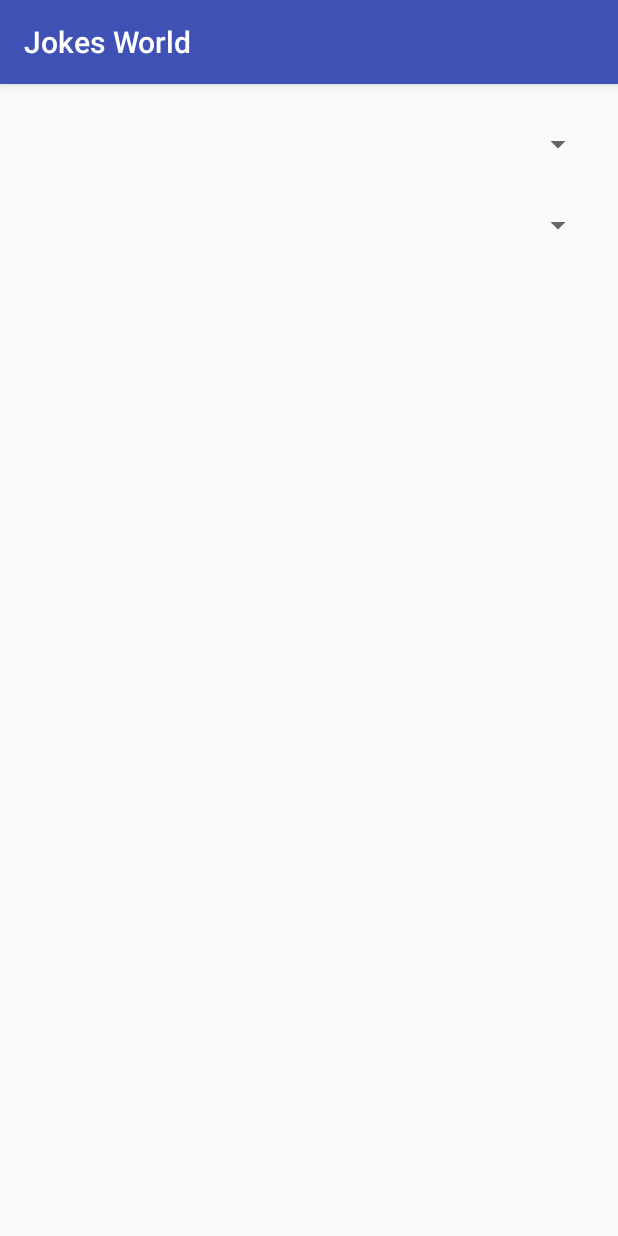
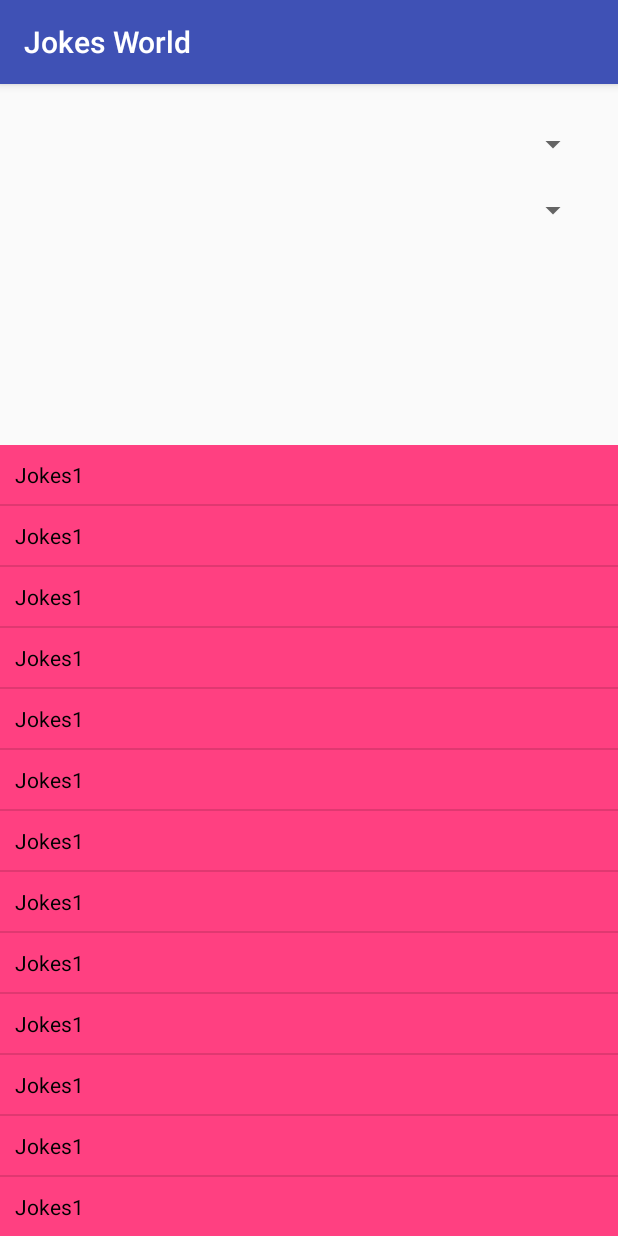
Before and after one commit to PankajAS/JokesWorld, an Android app: the screen it shows after launch (MainActivity), on a phone screen of 412 x 824 dp. Run offline under Robolectric (Android 15) with nearby library versions, the phone set to English and light mode, and no system bars.

Commit message:
Add ListView

```diff
--- a/app/src/main/AndroidManifest.xml
+++ b/app/src/main/AndroidManifest.xml
@@ -15,6 +15,7 @@
                 <category android:name="android.intent.category.LAUNCHER" />
             </intent-filter>
         </activity>
+        <activity android:name=".DetailsViewActivity"></activity>
     </application>
 
 </manifest>
--- a/app/src/main/java/com/plusonesoftwares/plusonesoftwares/jokesworld/DetailsViewActivity.java
+++ b/app/src/main/java/com/plusonesoftwares/plusonesoftwares/jokesworld/DetailsViewActivity.java
@@ -2,16 +2,16 @@ package com.plusonesoftwares.plusonesoftwares.jokesworld;
 
 import android.app.Activity;
 import android.content.Context;
+import android.content.Intent;
 import android.os.Bundle;
 import android.support.v7.app.ActionBar;
-import android.support.v7.app.AppCompatActivity;
 import android.view.Gravity;
 import android.view.LayoutInflater;
 import android.view.View;
 import android.view.ViewGroup;
 import android.widget.Button;
 import android.widget.PopupWindow;
-import android.widget.Spinner;
+import android.widget.TextView;
 
 /**
  * Created by ashoksharma on 27/02/17.
@@ -20,12 +20,16 @@ import android.widget.Spinner;
 public class DetailsViewActivity extends Activity {
     Button Close;
     Button Create;
+    TextView selectedData;
 
     @Override
     public void onCreate(Bundle savedInstanceState) {
         super.onCreate(savedInstanceState);
         setContentView(R.layout.details_view);
         Create = (Button) findViewById(R.id.btnShare);
+        selectedData = (TextView)findViewById(R.id.selected_Item);
+        Intent intent = getIntent();
+        selectedData.setText(intent.getStringExtra("Name"));
 
         Create.setOnClickListener(new View.OnClickListener() {
             @Override
--- a/app/src/main/java/com/plusonesoftwares/plusonesoftwares/jokesworld/MainActivity.java
+++ b/app/src/main/java/com/plusonesoftwares/plusonesoftwares/jokesworld/MainActivity.java
@@ -1,16 +1,22 @@
 package com.plusonesoftwares.plusonesoftwares.jokesworld;
 
+import android.content.Intent;
 import android.os.Bundle;
 import android.support.v7.app.AppCompatActivity;
+import android.view.View;
+import android.widget.AdapterView;
 import android.widget.ArrayAdapter;
+import android.widget.ListView;
 import android.widget.Spinner;
 
 import java.util.ArrayList;
+import java.util.List;
 
 public class MainActivity extends AppCompatActivity {
     Spinner lang, category;
-    ArrayList<String> string;
-    ArrayAdapter<String> adapter;
+    List<String> string;
+    ArrayAdapter<String> adapter,adapter1;
+    View v;
 
 
     @Override
@@ -19,13 +25,37 @@ public class MainActivity extends AppCompatActivity {
         setContentView(R.layout.activity_main);
         lang  = (Spinner)findViewById(R.id.lang);
         category = (Spinner)findViewById(R.id.category);
+        v = (View)findViewById(R.id.include_data);
+        ListView data = (ListView)v.findViewById(R.id.Stored_data);
+        string = new ArrayList<>();
+        string.add("Jokes1");
+        string.add("Jokes1");
+        string.add("Jokes1");
+        string.add("Jokes1");
+        string.add("Jokes1");
+        string.add("Jokes1");
+        string.add("Jokes1");
+        string.add("Jokes1");
+        string.add("Jokes1");
+        string.add("Jokes1");
+        string.add("Jokes1");
+        string.add("Jokes1");
+        string.add("Jokes1");
+        /*adapter = new ArrayAdapter<String>(getApplicationContext(), android.R.layout.simple_list_item_1, string);
+        adapter.setDropDownViewResource(android.R.layout.simple_spinner_dropdown_item);
+        lang.setAdapter(adapter);*/
+        adapter1 = new ArrayAdapter<String>(getApplicationContext(), R.layout.data_item, R.id.data_items,string);
+        data.setAdapter(adapter1);
+        data.setOnItemClickListener(new AdapterView.OnItemClickListener() {
+            @Override
+            public void onItemClick(AdapterView<?> adapterView, View view, int i, long l) {
+                Intent intent = new Intent(getApplicationContext(),DetailsViewActivity.class);
+                intent.putExtra("Name",string.get(i));
+                startActivity(intent);
 
-//        string = new ArrayList<>();
-//        string.add("English");
-//        string.add("Hindi");
-//        adapter = new ArrayAdapter<String>(getApplicationContext(), android.R.layout.simple_list_item_1, string);
-//        adapter.setDropDownViewResource(android.R.layout.simple_spinner_dropdown_item);
-//        lang.setAdapter(adapter);
+            }
+        });
+
 
     }
 }
--- a/app/src/main/res/layout/activity_main.xml
+++ b/app/src/main/res/layout/activity_main.xml
@@ -4,9 +4,6 @@
     android:id="@+id/activity_main"
     android:layout_width="match_parent"
     android:layout_height="match_parent"
-    android:paddingBottom="@dimen/activity_vertical_margin"
-    android:paddingLeft="@dimen/activity_horizontal_margin"
-    android:paddingRight="@dimen/activity_horizontal_margin"
     android:paddingTop="@dimen/activity_vertical_margin"
     tools:context="com.plusonesoftwares.plusonesoftwares.jokesworld.MainActivity">
 
@@ -18,16 +15,36 @@
         android:layout_marginTop="12dp"
         android:id="@+id/lang"
         android:entries="@array/Fun_Language"
-        android:padding="5dp" />
+        android:layout_marginLeft="19dp"
+        android:layout_marginRight="19dp" />
 
     <Spinner
         android:layout_width="match_parent"
         android:layout_height="wrap_content"
         android:layout_below="@+id/lang"
         android:layout_centerHorizontal="true"
-        android:layout_marginTop="30dp"
+        android:layout_marginTop="20dp"
         android:id="@+id/category"
         android:entries="@array/Fun_Category"
-        android:padding="5dp" />
+        android:layout_marginLeft="19dp"
+        android:layout_marginRight="19dp" />
 
+
+    <RelativeLayout
+        android:layout_width="wrap_content"
+        android:layout_height="wrap_content"
+        android:background="@color/colorAccent"
+        android:layout_centerHorizontal="true"
+        android:layout_marginTop="100dp"
+        android:layout_alignParentTop="false"
+        android:id="@+id/relative2"
+        android:layout_alignParentStart="false"
+        android:layout_alignParentBottom="true">
+
+        <include
+            android:layout_width="match_parent"
+            android:layout_height="wrap_content"
+            layout="@layout/selected_cat_list"
+            android:id="@+id/include_data" />
+    </RelativeLayout>
 </RelativeLayout>
--- /dev/null
+++ b/app/src/main/res/layout/data_item.xml
@@ -0,0 +1,13 @@
+<?xml version="1.0" encoding="utf-8"?>
+<LinearLayout xmlns:android="http://schemas.android.com/apk/res/android"
+    android:orientation="vertical" android:layout_width="match_parent"
+    android:layout_height="match_parent"
+    android:padding="10dp">
+
+    <TextView
+        android:text="TextView"
+        android:layout_width="match_parent"
+        android:layout_height="wrap_content"
+        android:id="@+id/data_items"
+        android:textColor="@android:color/background_dark" />
+</LinearLayout>
--- a/app/src/main/res/layout/details_view.xml
+++ b/app/src/main/res/layout/details_view.xml
@@ -10,4 +10,17 @@
         android:id="@+id/btnShare"
         android:layout_alignParentBottom="true"
         android:layout_margin="15dp" />
+
+    <TextView
+        android:text="TextView"
+        android:layout_width="wrap_content"
+        android:layout_height="wrap_content"
+        android:layout_alignParentTop="true"
+        android:layout_alignLeft="@+id/btnShare"
+        android:layout_alignStart="@+id/btnShare"
+        android:layout_marginLeft="129dp"
+        android:layout_marginStart="129dp"
+        android:layout_marginTop="89dp"
+        android:id="@+id/selected_Item" />
+
 </RelativeLayout>
--- /dev/null
+++ b/app/src/main/res/layout/selected_cat_list.xml
@@ -0,0 +1,10 @@
+<?xml version="1.0" encoding="utf-8"?>
+<LinearLayout xmlns:android="http://schemas.android.com/apk/res/android"
+    android:orientation="vertical" android:layout_width="match_parent"
+    android:layout_height="match_parent">
+
+    <ListView
+        android:layout_width="match_parent"
+        android:layout_height="match_parent"
+        android:id="@+id/Stored_data" />
+</LinearLayout>
--- a/app/src/main/res/values/colors.xml
+++ b/app/src/main/res/values/colors.xml
@@ -2,5 +2,6 @@
 <resources>
     <color name="colorPrimary">#3F51B5</color>
     <color name="colorPrimaryDark">#303F9F</color>
-    <color name="colorAccent">#FF4081</color>
+    <color name="colorAccent">#ff4081</color>
+
 </resources>
```
